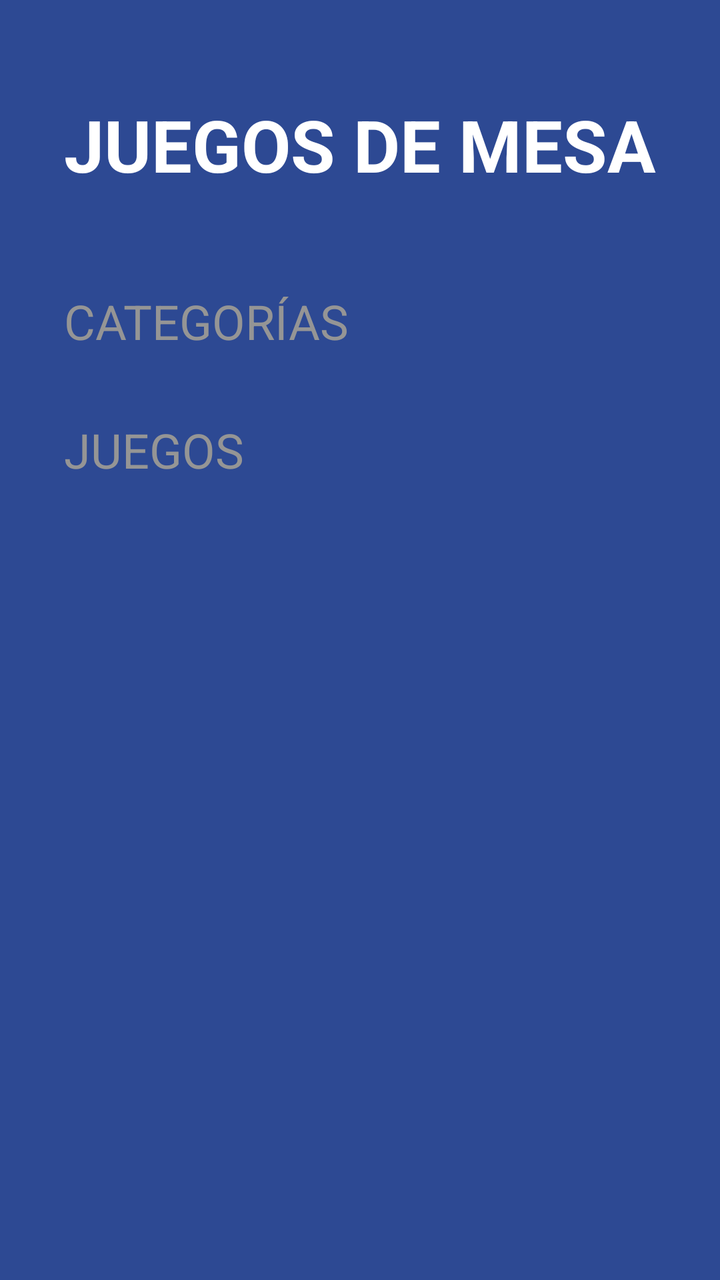
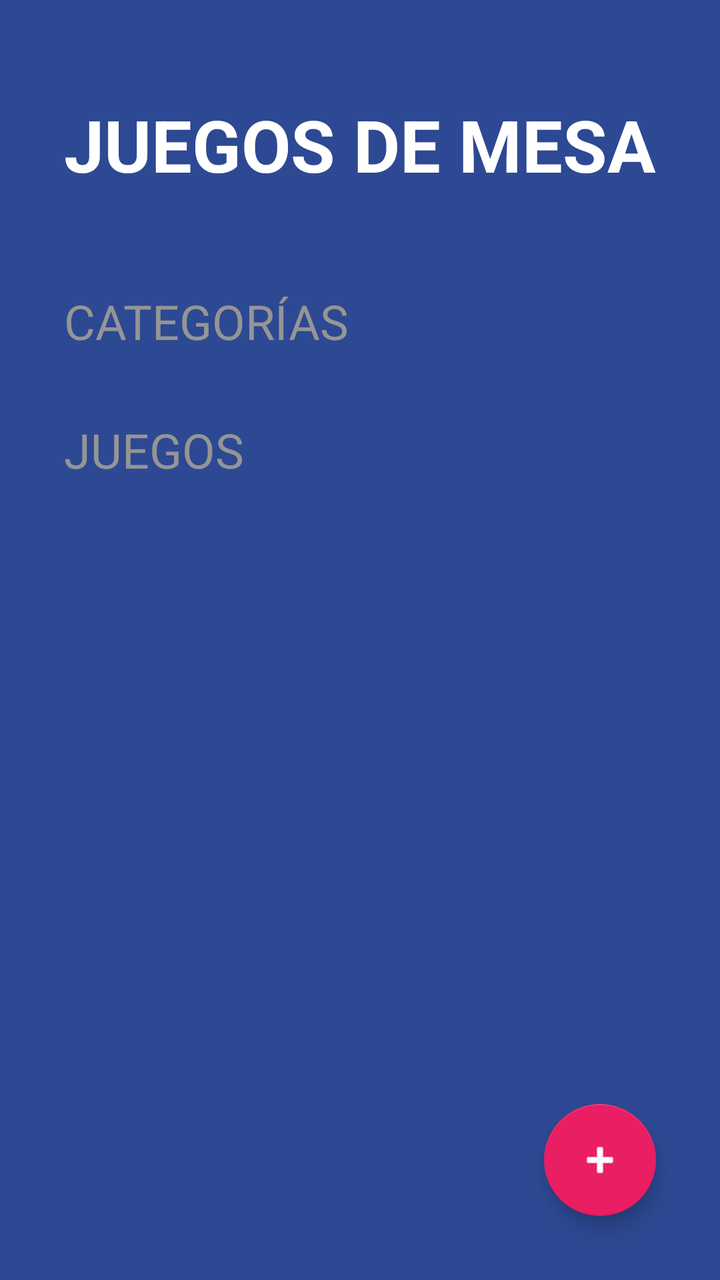

Compare the two renders of this Android layout. The source of the first and the diff that turns it into the second are given below.
<!-- AndroidManifest.xml: activity theme Theme.BoardgamesApp -->
<!-- res/layout/activity_boardgames.xml -->
<?xml version="1.0" encoding="utf-8"?>
<LinearLayout xmlns:android="http://schemas.android.com/apk/res/android"
    xmlns:app="http://schemas.android.com/apk/res-auto"
    xmlns:tools="http://schemas.android.com/tools"
    android:id="@+id/main"
    android:layout_width="match_parent"
    android:layout_height="match_parent"
    android:background="@color/bgapp_background_app"
    android:orientation="vertical"
    tools:context=".BoardgamesApp.BoardgamesActivity">

    <TextView
        android:layout_width="wrap_content"
        android:layout_height="wrap_content"
        android:layout_marginHorizontal="32dp"
        android:layout_marginVertical="48dp"
        android:text="@string/boardgames"
        android:textAllCaps="true"
        android:textColor="@color/white"
        android:textSize="36sp"
        android:textStyle="bold" />

    <TextView
        style="@style/BoardgamesSubtitle"
        android:layout_width="wrap_content"
        android:layout_height="wrap_content"
        android:text="@string/categories"/>

    <androidx.recyclerview.widget.RecyclerView
        android:id="@+id/rvCategories"
        android:layout_width="match_parent"
        android:layout_height="wrap_content"/>

    <TextView
        style="@style/BoardgamesSubtitle"
        android:layout_width="wrap_content"
        android:layout_height="wrap_content"
        android:layout_marginTop="32dp"
        android:text="@string/games"/>
    
    <androidx.recyclerview.widget.RecyclerView
        android:id="@+id/rvGames"
        android:layout_width="match_parent"
        android:layout_height="wrap_content"
        android:layout_marginHorizontal="32dp"
        android:layout_marginTop="16dp"/>

</LinearLayout>
<!-- resources referenced by this layout -->
<resources>
  <color name="bgapp_background_app">#FF2D4993</color>
  <color name="white">#FFFFFFFF</color>
  <string name="boardgames">Juegos de mesa</string>
  <string name="categories">Categorías</string>
  <string name="games">Juegos</string>
  <style name="BoardgamesSubtitle">
          <item name="textAllCaps">true</item>
          <item name="android:textSize">24sp</item>
          <item name="android:textColor">@color/bgapp_subtitle_text</item>
          <item name="android:layout_marginHorizontal" tools:targetApi="o">32dp</item>
      </style>
  <style name="Theme.BoardgamesApp" parent="Theme.MaterialComponents.DayNight.NoActionBar">
          <item name="colorPrimary">@color/purple_500</item>
          <item name="colorPrimaryVariant">@color/purple_700</item>
          <item name="colorOnPrimary">@color/white</item>
          <item name="colorSecondary">@color/teal_200</item>
          <item name="colorSecondaryVariant">@color/teal_700</item>
          <item name="colorOnSecondary">@color/black</item>
          <item name="android:statusBarColor">@color/bgapp_background_app</item>
      </style>
  <color name="bgapp_subtitle_text">#959595</color>
  <color name="purple_500">#FF6200EE</color>
  <color name="purple_700">#FF3700B3</color>
  <color name="teal_200">#FF03DAC5</color>
  <color name="teal_700">#FF018786</color>
  <color name="black">#FF000000</color>
</resources>

<!-- the commit's change to res/layout/activity_boardgames.xml (unified diff, before → after) -->
@@ -1,48 +1,66 @@
 <?xml version="1.0" encoding="utf-8"?>
-<LinearLayout xmlns:android="http://schemas.android.com/apk/res/android"
+<FrameLayout
+    xmlns:android="http://schemas.android.com/apk/res/android"
     xmlns:app="http://schemas.android.com/apk/res-auto"
     xmlns:tools="http://schemas.android.com/tools"
-    android:id="@+id/main"
-    android:layout_width="match_parent"
     android:layout_height="match_parent"
-    android:background="@color/bgapp_background_app"
-    android:orientation="vertical"
-    tools:context=".BoardgamesApp.BoardgamesActivity">
+    android:layout_width="match_parent">
 
-    <TextView
+    <LinearLayout
+        android:id="@+id/main"
+        android:layout_width="match_parent"
+        android:layout_height="match_parent"
+        android:background="@color/bgapp_background_app"
+        android:orientation="vertical"
+        tools:context=".BoardgamesApp.BoardgamesActivity">
+
+        <TextView
+            android:layout_width="wrap_content"
+            android:layout_height="wrap_content"
+            android:layout_marginHorizontal="32dp"
+            android:layout_marginVertical="48dp"
+            android:text="@string/boardgames"
+            android:textAllCaps="true"
+            android:textColor="@color/white"
+            android:textSize="36sp"
+            android:textStyle="bold" />
+
+        <TextView
+            style="@style/BoardgamesSubtitle"
+            android:layout_width="wrap_content"
+            android:layout_height="wrap_content"
+            android:text="@string/categories" />
+
+        <androidx.recyclerview.widget.RecyclerView
+            android:id="@+id/rvCategories"
+            android:layout_width="match_parent"
+            android:layout_height="wrap_content" />
+
+        <TextView
+            style="@style/BoardgamesSubtitle"
+            android:layout_width="wrap_content"
+            android:layout_height="wrap_content"
+            android:layout_marginTop="32dp"
+            android:text="@string/games" />
+
+        <androidx.recyclerview.widget.RecyclerView
+            android:id="@+id/rvGames"
+            android:layout_width="match_parent"
+            android:layout_height="wrap_content"
+            android:layout_marginHorizontal="32dp"
+            android:layout_marginTop="16dp" />
+
+    </LinearLayout>
+
+    <com.google.android.material.floatingactionbutton.FloatingActionButton
+        android:id="@+id/fabAddGame"
         android:layout_width="wrap_content"
         android:layout_height="wrap_content"
-        android:layout_marginHorizontal="32dp"
-        android:layout_marginVertical="48dp"
-        android:text="@string/boardgames"
-        android:textAllCaps="true"
-        android:textColor="@color/white"
-        android:textSize="36sp"
-        android:textStyle="bold" />
+        android:layout_gravity="bottom|end"
+        android:layout_margin="32dp"
+        android:src="@android:drawable/ic_input_add"
+        android:contentDescription="Añade un juego"
+        app:backgroundTint="@color/bgapp_accent"
+        app:tint="@color/white"/>
 
-    <TextView
-        style="@style/BoardgamesSubtitle"
-        android:layout_width="wrap_content"
-        android:layout_height="wrap_content"
-        android:text="@string/categories"/>
-
-    <androidx.recyclerview.widget.RecyclerView
-        android:id="@+id/rvCategories"
-        android:layout_width="match_parent"
-        android:layout_height="wrap_content"/>
-
-    <TextView
-        style="@style/BoardgamesSubtitle"
-        android:layout_width="wrap_content"
-        android:layout_height="wrap_content"
-        android:layout_marginTop="32dp"
-        android:text="@string/games"/>
-    
-    <androidx.recyclerview.widget.RecyclerView
-        android:id="@+id/rvGames"
-        android:layout_width="match_parent"
-        android:layout_height="wrap_content"
-        android:layout_marginHorizontal="32dp"
-        android:layout_marginTop="16dp"/>
-
-</LinearLayout>
+</FrameLayout>
<!-- resource entries referenced after the edit -->
@@ -1,5 +1,6 @@
 <!-- resources referenced by this layout -->
 <resources>
+  <color name="bgapp_accent">#E91E63</color>
   <color name="bgapp_background_app">#FF2D4993</color>
   <color name="white">#FFFFFFFF</color>
   <string name="boardgames">Juegos de mesa</string>
